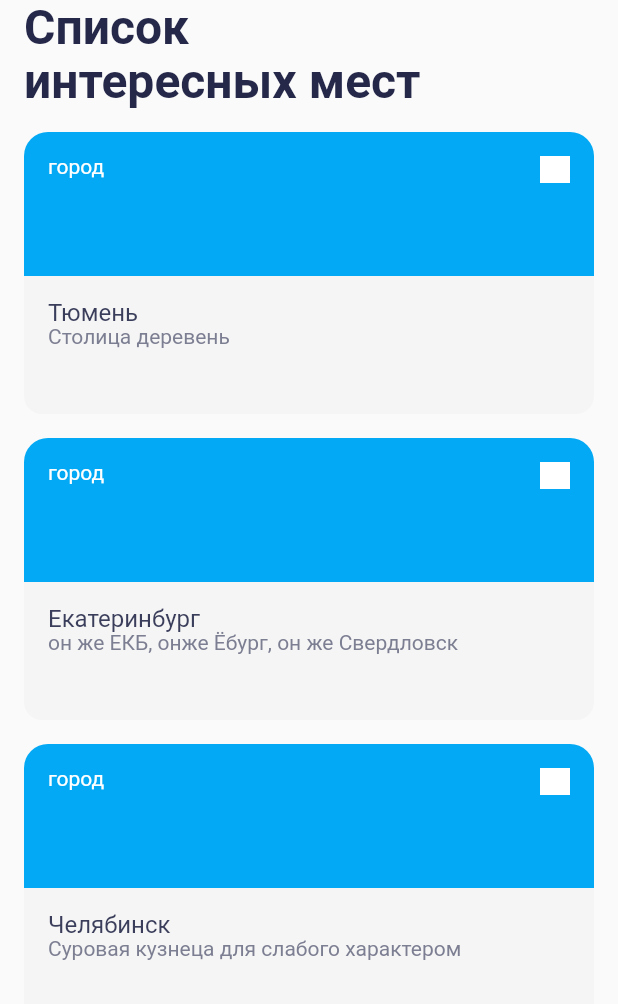
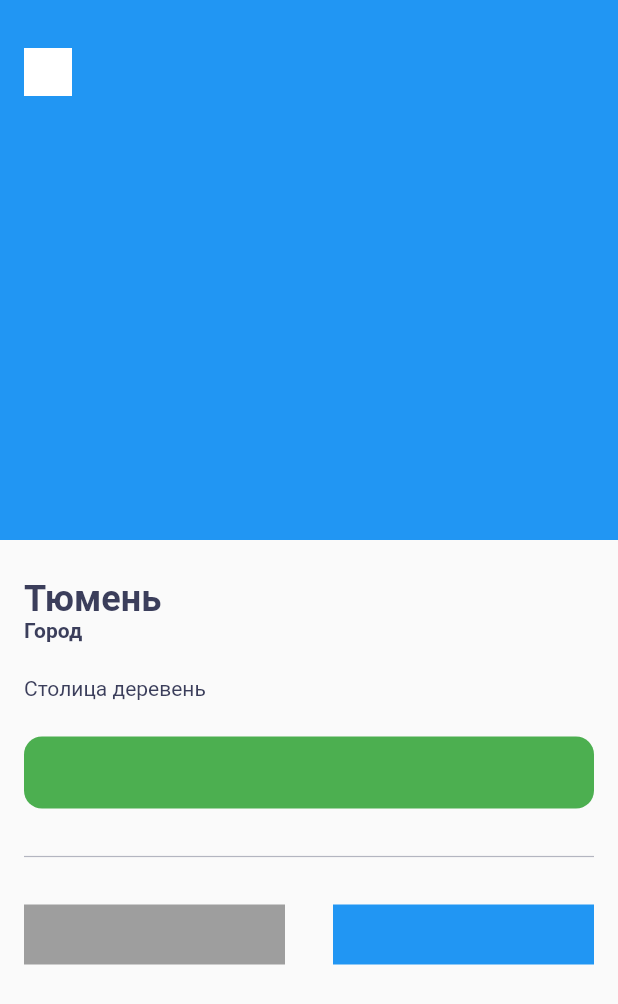
Before and after one commit to n-eliseev/surf-flutter-course-eliseev, a Flutter app: the screen it shows after launch, on a phone screen of 412 x 824 dp. Shown: the top 1004 px of the screen. Run offline on Flutter 3.47's test engine with Material 2 defaults, Android fonts, the phone set to English and light mode, and no system bars.

Commit message:
Add sight details screen

```diff
--- a/lib/main.dart
+++ b/lib/main.dart
@@ -1,5 +1,7 @@
 import 'package:flutter/material.dart';
+import 'package:places/mocks.dart';
 import './ui/screen/sight_list_screen.dart';
+import './ui/screen/sight_details.dart';
 
 void main() {
   runApp(const App());
@@ -11,9 +13,13 @@ class App extends StatelessWidget {
 
   @override
   Widget build(BuildContext context) {
+
+    //const screen = const SightListScreen();
+    const screen = SightDetails();
+
     return const MaterialApp(
       title: 'Places',
-      home: SightListScreen()
+      home: screen
     );
   }
 }
--- a/lib/mocks.dart
+++ b/lib/mocks.dart
@@ -12,9 +12,9 @@ final mocks = <Sight>[
   ),
 
   const Sight(
-    name: 'Екатеринбург',
+    name: 'Екатеринбург он же ЕКБ, онже Ёбург, он же Свердловск 1 он же ЕКБ, онже Ёбург, он же Свердловск 2 он же ЕКБ, онже Ёбург, он же Свердловск 3',
     type: 'Город',
-    details: 'он же ЕКБ, онже Ёбург, он же Свердловск',
+    details: 'он же ЕКБ, онже Ёбург, он же Свердловск 1 он же ЕКБ, онже Ёбург, он же Свердловск 2 он же ЕКБ, онже Ёбург, он же Свердловск 3 он же ЕКБ, онже Ёбург, он же Свердловск 4 он же ЕКБ, онже Ёбург, он же Свердловск 5 он же ЕКБ, онже Ёбург, он же Свердловск 6 он же ЕКБ, онже Ёбург, он же Свердловск 7',
     lat: 56.842752,
     lon: 60.605685,
     url: 'https://xn--80acgfbsl1azdqr.xn--p1ai/'
--- /dev/null
+++ b/lib/ui/screen/sight_details.dart
@@ -0,0 +1,100 @@
+import 'package:flutter/material.dart';
+import 'package:places/mocks.dart';
+import '../../domain/sight.dart';
+
+class SightDetails extends StatelessWidget {
+
+  const SightDetails({ Key? key }) : super(key: key);
+
+  @override
+  Widget build(BuildContext context) {
+
+    Sight sight = mocks[0];
+
+    final width = MediaQuery.of(context).size.width;
+    const double _p1 = 16;
+    const double _p2 = 24;
+    const textColor = const Color(0xFF3B3E5B);
+    const h1Style = const TextStyle(color: textColor, fontSize: 24, height: 1.2);
+    const textStyle = const TextStyle(color: textColor, fontSize: 14, height: 1.1);
+    const blockPadding = EdgeInsets.fromLTRB(_p1, _p2, _p1, 0);
+
+    return Scaffold(
+      resizeToAvoidBottomInset: false,
+      body: Column(
+
+        crossAxisAlignment: CrossAxisAlignment.start,
+
+        children: [
+
+          Stack(
+            children: [
+              Container(
+                color: Colors.blue,
+                width: width,
+                height: 360,
+              ),
+              Positioned(
+                left: _p1,
+                top: _p1*2,
+                child: Container(color: Colors.white, width: 32, height: 32)
+              )
+            ],
+          ),
+
+          Padding(
+            padding: blockPadding,
+            child: RichText(
+              textAlign: TextAlign.left,
+              text: TextSpan(
+                style: const TextStyle(
+                  fontFamily: 'Roboto',
+                  fontWeight: FontWeight.bold
+                ),
+                children: [
+                  TextSpan(text: sight.name, style: h1Style),
+                  const TextSpan(text: '\n'),
+                  TextSpan(text: sight.type, style: textStyle),
+                ]
+              )
+            ),
+          ),
+
+          Padding(
+            padding: blockPadding,
+            child: Text(sight.details, style: textStyle),
+          ),
+
+          Padding(
+            padding: blockPadding,
+            child: Container(
+              height: 48,
+              width: width,
+              decoration: const BoxDecoration(
+                borderRadius: const BorderRadius.all(Radius.circular(12)),
+                color: Colors.green
+              ),
+            ),
+          ),
+
+          Padding(
+            padding: blockPadding,
+            child: const Divider(thickness: 0.8, color: Color.fromRGBO(124, 126, 146, 0.56))
+          ),
+
+          Padding(
+            padding: blockPadding,
+            child: Row(
+              mainAxisAlignment: MainAxisAlignment.spaceBetween,
+              children: [
+                Container(color: Colors.grey, width: width / 2 - _p1*2, height: 40),
+                Container(color: Colors.blue, width: width / 2 - _p1*2, height: 40)
+              ]
+            ),
+          )
+
+        ],
+      )
+    );
+  }
+}
```
